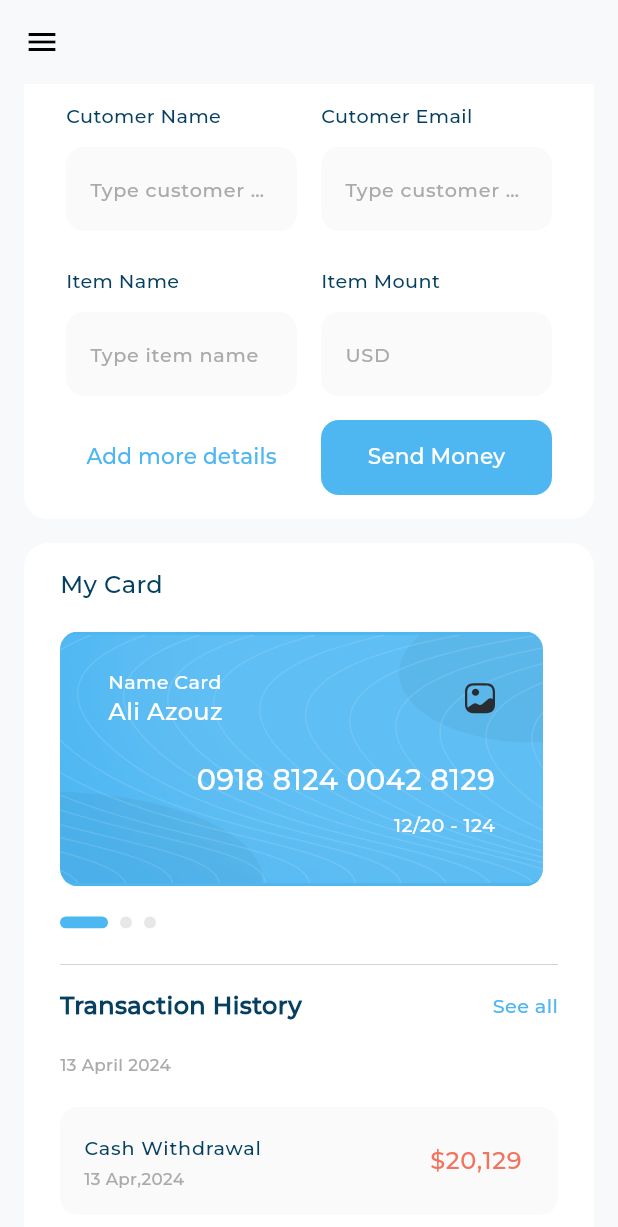
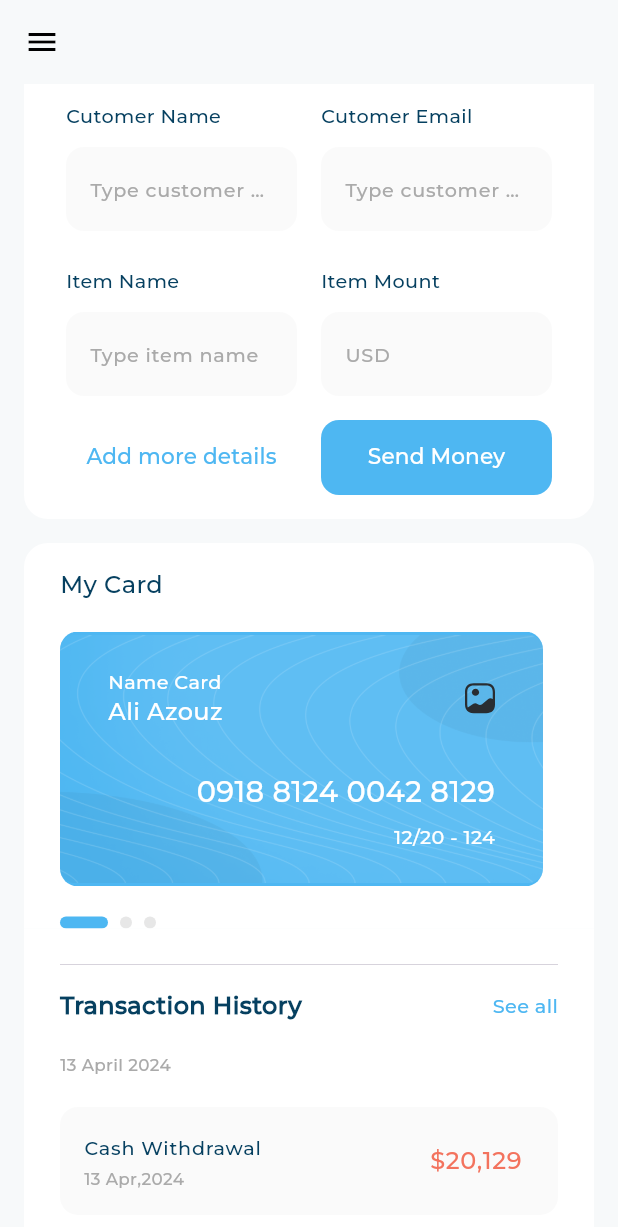
Before and after one commit to Azouz8/Responsive-Dashboard, a Flutter app: the screen it shows after launch, scrolled down 576 dp, on a phone screen of 412 x 824 dp. Shown: the top 1227 px of the screen. Run offline on Flutter 3.47's test engine with Material 3 defaults, Android fonts, the phone set to English and light mode, and no system bars; drawn by our look-alikes of expandable_page_view; our stand-ins replace device_preview, fl_chart, flutter_svg; project files that could hold a hidden picture were left out.

Commit message:
Dashboard Finished ✅

```diff
--- a/lib/main.dart
+++ b/lib/main.dart
@@ -4,6 +4,7 @@ import 'package:responsive_dashboard/views/dashboard_view.dart';
 
 void main() => runApp(
       DevicePreview(
+        enabled: true,
         builder: (context) => const ResponsiveDashBoard(),
       ),
     );
--- a/lib/utils/app_styles.dart
+++ b/lib/utils/app_styles.dart
@@ -1,5 +1,3 @@
-import 'dart:ui';
-
 import 'package:flutter/material.dart';
 import 'package:responsive_dashboard/constants/break_points.dart';
 
--- a/lib/widgets/all_expenses/financial_categ.dart
+++ b/lib/widgets/all_expenses/financial_categ.dart
@@ -7,9 +7,7 @@ class FinancialCategory extends StatelessWidget {
   final FinancialItemModel financialItemModel;
   @override
   Widget build(BuildContext context) {
-    return IntrinsicWidth(
-      child: IntrinsicHeight(
-        child: Container(
+    return Container(
       margin: const EdgeInsets.all(8),
       padding: const EdgeInsets.symmetric(horizontal: 20, vertical: 16),
       decoration: BoxDecoration(
@@ -70,8 +68,6 @@ class FinancialCategory extends StatelessWidget {
           ),
         ],
       ),
-        ),
-      ),
     );
   }
 }
--- a/lib/widgets/my_card/card_design.dart
+++ b/lib/widgets/my_card/card_design.dart
@@ -51,7 +51,7 @@ class CardDesign extends StatelessWidget {
             ),
             const Spacer(),
             Padding(
-              padding: const EdgeInsets.only(bottom: 32, right: 32),
+              padding: const EdgeInsets.only(bottom: 24, right: 32),
               child: Column(
                 crossAxisAlignment: CrossAxisAlignment.end,
                 children: [
```
Lines whose indentation alone changed are shown as unchanged.
